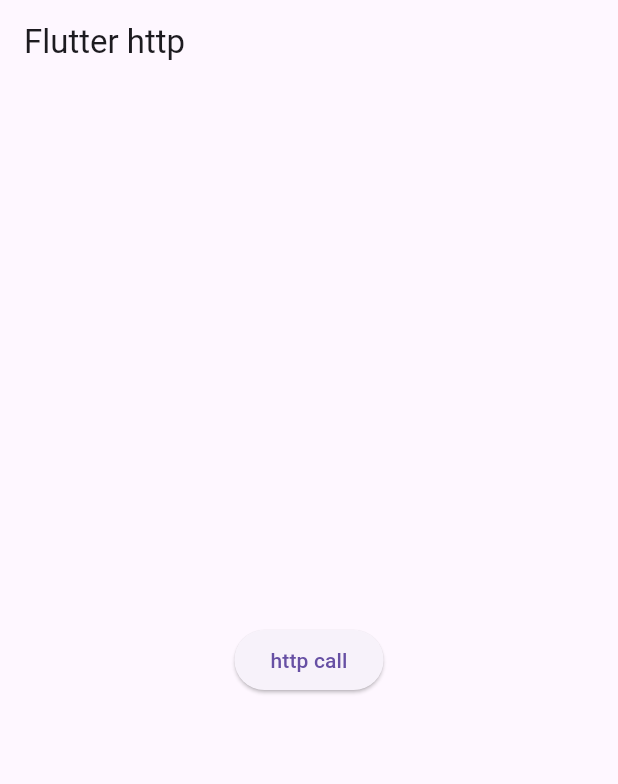
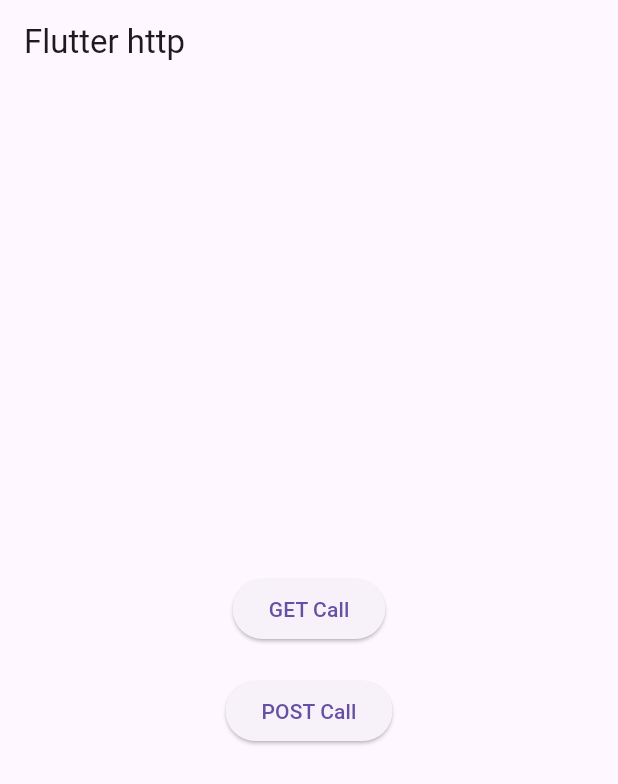
Before and after one commit to sivasankaranarayanan-ds/Dart, a Flutter app: the screen it shows after launch, on a phone screen of 412 x 824 dp. Shown: the top 784 px of the screen. Run offline on Flutter 3.47's test engine with Material 3 defaults, Android fonts, the phone set to English and light mode, and no system bars.

Commit message:
http_package

```diff
--- a/http_package/lib/main.dart
+++ b/http_package/lib/main.dart
@@ -9,7 +9,7 @@
 }
 
 class MyApp extends StatelessWidget {
-  const MyApp({super.key});
+  const MyApp({Key? key});
 
   @override
   Widget build(BuildContext context) {
@@ -23,17 +23,45 @@
 
   Widget content() {
     return Center(
-      child: Container(
-        child: ElevatedButton(
+      child: Column(
+        mainAxisAlignment: MainAxisAlignment.center,
+        children: [
+          ElevatedButton(
             onPressed: () async {
-              var url = Uri.http(
-                  "my-json-server.typicode.com", "/typicode/demo/posts");
-              var response = await http.get(url);
-              print("Response Code: ${response.statusCode}");
-              print("Response body ${response.body}");
+              await fetchPost();
             },
-            child: const Text('http call')),
+            child: const Text('GET Call'),
+          ),
+          const SizedBox(height: 20),
+          ElevatedButton(
+            onPressed: () async {
+              await createPost();
+            },
+            child: const Text('POST Call'),
+          ),
+        ],
       ),
     );
   }
+
+  Future<void> fetchPost() async {
+    var url = Uri.http("my-json-server.typicode.com", "/typicode/demo/posts");
+    var response = await http.get(url);
+    print("GET Response Code: ${response.statusCode}");
+    print("GET Response body: ${response.body}");
+  }
+
+  Future<void> createPost() async {
+    var url = Uri.http("my-json-server.typicode.com", "/typicode/demo/posts");
+    var response = await http.post(
+      url,
+      body: <String, String>{
+        'title': 'foo',
+        'body': 'bar',
+        'userId': '1',
+      },
+    );
+    print("POST Response Code: ${response.statusCode}");
+    print("POST Response body: ${response.body}");
+  }
 }
```
